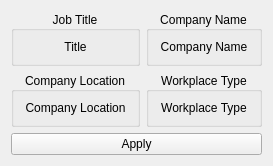
This is Forms/jobposition.ui in Sobrah/Linkedin as Qt 5 draws it before an edit. The edited form follows.
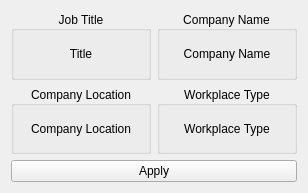
This is the edited form.

What changed in the file:
```diff
--- a/Forms/jobposition.ui
+++ b/Forms/jobposition.ui
@@ -6,8 +6,8 @@
    <rect>
     <x>0</x>
     <y>0</y>
-    <width>249</width>
-    <height>158</height>
+    <width>308</width>
+    <height>193</height>
    </rect>
   </property>
   <property name="windowTitle">
```
Left out of the diff: 3 changed lines with no effect on the pictures.
